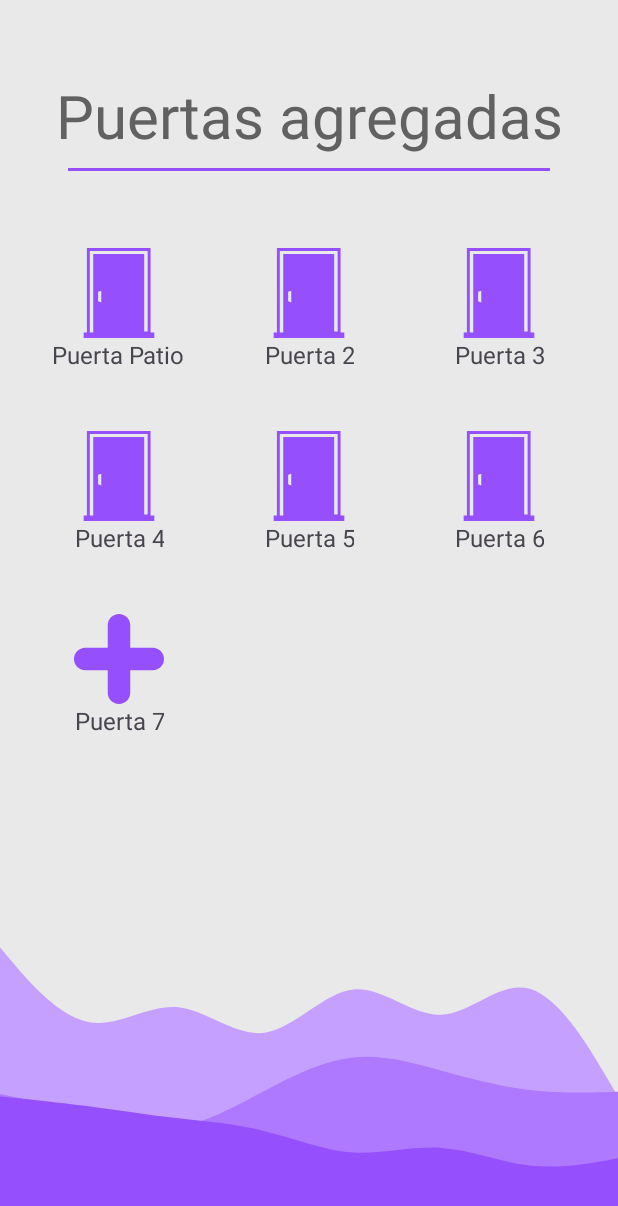
After one commit to Gr4ykt/Eva01_IOT_Rivera_Agurto, an Android app: the layout doors_admin.xml on its own in the app's theme, with its tools: preview values and no code run, on a phone screen of 412 x 824 dp. The commit adds this screen. Shown: the top 1206 px of the screen. Run offline under Robolectric (Android 15) with nearby library versions, the phone set to English and light mode, and no system bars.

Commit message:
Trabajo finalizado

```diff
--- /dev/null
+++ b/app/src/main/res/drawable/door_icon.xml
@@ -0,0 +1,10 @@
+<vector xmlns:android="http://schemas.android.com/apk/res/android"
+    android:width="800dp"
+    android:height="800dp"
+    android:viewportWidth="122.88"
+    android:viewportHeight="122.88">
+  <path
+      android:pathData="M13.22,115.27h4.39L17.61,1.99L17.61,0h1.99h82.93h1.99v1.99v113.28h5.14v7.61L13.22,122.88L13.22,115.27L13.22,115.27zM27.1,8.32L95.02,8.32h0.83v0.83v104.89h4.69L100.54,3.97L21.58,3.97v111.3h4.69L26.27,9.15L26.27,8.32L27.1,8.32L27.1,8.32zM32.97,59.66l4.23,-1.21v15.81l-4.23,-1.53L32.97,59.66L32.97,59.66z"
+      android:fillColor="#954ffd"
+      android:fillType="evenOdd"/>
+</vector>
--- a/app/src/main/res/drawable/pass_field_icon.xml
+++ b/app/src/main/res/drawable/pass_field_icon.xml
@@ -8,6 +8,6 @@
       android:strokeLineJoin="round"
       android:strokeWidth="2"
       android:fillColor="#00000000"
-      android:strokeColor="#000000"
+      android:strokeColor="#954ffd"
       android:strokeLineCap="round"/>
 </vector>
--- /dev/null
+++ b/app/src/main/res/drawable/sum_icon.xml
@@ -0,0 +1,12 @@
+<vector xmlns:android="http://schemas.android.com/apk/res/android"
+    android:width="800dp"
+    android:height="800dp"
+    android:viewportWidth="32"
+    android:viewportHeight="32">
+  <path
+      android:pathData="M28,12L20,12L20,4C20,1.79 18.209,0 16,0C13.791,0 12,1.79 12,4L12,12L4,12C1.791,12 0,13.79 0,16C0,18.21 1.791,20 4,20L12,20L12,28C12,30.21 13.791,32 16,32C18.209,32 20,30.21 20,28L20,20L28,20C30.209,20 32,18.21 32,16C32,13.79 30.209,12 28,12"
+      android:strokeWidth="1"
+      android:fillColor="#954ffd"
+      android:fillType="evenOdd"
+      android:strokeColor="#00000000"/>
+</vector>
--- /dev/null
+++ b/app/src/main/res/layout/doors_admin.xml
@@ -0,0 +1,225 @@
+<!-- ADMINISTRADOR DE PUERTAS -->
+<LinearLayout xmlns:android="http://schemas.android.com/apk/res/android"
+    xmlns:app="http://schemas.android.com/apk/res-auto"
+    xmlns:tools="http://schemas.android.com/tools"
+    android:layout_width="match_parent"
+    android:layout_height="match_parent"
+    android:orientation="vertical"
+    android:weightSum="2"
+    android:background="@drawable/background"
+    tools:context=".MainActivity">
+
+    <LinearLayout
+        android:layout_width="match_parent"
+        android:layout_height="match_parent"
+        android:layout_weight="1"
+        android:layout_marginTop="50dp"
+        android:layout_marginBottom="50dp"
+        android:gravity="start"
+        android:orientation="vertical"
+        tools:ignore="InefficientWeight,UselessParent">
+
+        <!-- Título "puertas agregadas" con línea inferior -->
+        <TextView
+            android:layout_width="match_parent"
+            android:layout_height="wrap_content"
+            android:textAlignment="center"
+            android:text="@string/puertas_agregadas"
+            android:textColor="@color/text"
+            android:textSize="40sp" />
+
+        <View
+            android:layout_width="match_parent"
+            android:layout_height="2dp"
+            android:layout_marginTop="8dp"
+            android:layout_marginBottom="35dp"
+            android:layout_marginEnd="45dp"
+            android:layout_marginStart="45dp"
+            android:background="@color/Purple" />
+
+        <!-- Tabla 3x3 con iconos de puertas y texto -->
+        <GridLayout
+            android:layout_width="match_parent"
+            android:layout_height="wrap_content"
+            android:rowCount="3"
+            android:columnCount="3"
+            android:layout_gravity="center"
+            android:padding="16dp">
+
+            <!-- Fila 1 -->
+            <LinearLayout
+                android:layout_width="0dp"
+                android:contentDescription="TODO"
+                android:importantForAccessibility="no"
+                android:paddingBottom="40dp"
+                android:layout_height="wrap_content"
+                android:orientation="vertical"
+                android:layout_columnWeight="1"
+                android:gravity="center"
+                tools:ignore="HardcodedText,UseCompoundDrawables">
+
+                <ImageView
+                    android:layout_width="60dp"
+                    android:layout_height="60dp"
+                    android:src="@drawable/door_icon"
+                    tools:ignore="ContentDescription" />
+
+                <TextView
+                    android:layout_width="wrap_content"
+                    android:layout_height="wrap_content"
+                    android:text="@string/puerta_patio"
+                    android:textSize="16sp"
+                    android:gravity="center" />
+            </LinearLayout>
+
+            <LinearLayout
+                android:layout_width="0dp"
+                android:layout_height="wrap_content"
+                android:importantForAccessibility="no"
+                android:paddingBottom="40dp"
+                android:orientation="vertical"
+                android:layout_columnWeight="1"
+                android:gravity="center"
+                tools:ignore="UseCompoundDrawables">
+
+                <ImageView
+                    android:layout_width="60dp"
+                    android:layout_height="60dp"
+                    android:src="@drawable/door_icon"
+                    tools:ignore="ContentDescription" />
+
+                <TextView
+                    android:layout_width="wrap_content"
+                    android:layout_height="wrap_content"
+                    android:text="@string/puerta_2"
+                    android:textSize="16sp"
+                    android:gravity="center" />
+            </LinearLayout>
+
+            <LinearLayout
+                android:layout_width="0dp"
+                android:layout_height="wrap_content"
+                android:importantForAccessibility="no"
+                android:paddingBottom="40dp"
+                android:orientation="vertical"
+                android:layout_columnWeight="1"
+                android:gravity="center"
+                tools:ignore="UseCompoundDrawables">
+
+                <ImageView
+                    android:layout_width="60dp"
+                    android:layout_height="60dp"
+                    android:src="@drawable/door_icon"
+                    tools:ignore="ContentDescription" />
+
+                <TextView
+                    android:layout_width="wrap_content"
+                    android:layout_height="wrap_content"
+                    android:text="@string/puerta_3"
+                    android:textSize="16sp"
+                    android:gravity="center" />
+            </LinearLayout>
+
+            <!-- Fila 2 -->
+            <LinearLayout
+                android:layout_width="0dp"
+                android:layout_height="wrap_content"
+                android:importantForAccessibility="no"
+                android:paddingBottom="40dp"
+                android:orientation="vertical"
+                android:layout_columnWeight="1"
+                android:gravity="center"
+                tools:ignore="UseCompoundDrawables">
+
+                <ImageView
+                    android:layout_width="60dp"
+                    android:layout_height="60dp"
+                    android:src="@drawable/door_icon"
+                    tools:ignore="ContentDescription" />
+
+                <TextView
+                    android:layout_width="wrap_content"
+                    android:layout_height="wrap_content"
+                    android:text="@string/puerta_4"
+                    android:textSize="16sp"
+                    android:gravity="center" />
+            </LinearLayout>
+
+            <LinearLayout
+                android:layout_width="0dp"
+                android:layout_height="wrap_content"
+                android:importantForAccessibility="no"
+                android:paddingBottom="40dp"
+                android:orientation="vertical"
+                android:layout_columnWeight="1"
+                android:gravity="center"
+                tools:ignore="UseCompoundDrawables">
+
+                <ImageView
+                    android:layout_width="60dp"
+                    android:layout_height="60dp"
+                    android:src="@drawable/door_icon"
+                    tools:ignore="ContentDescription" />
+
+                <TextView
+                    android:layout_width="wrap_content"
+                    android:layout_height="wrap_content"
+                    android:text="@string/puerta_5"
+                    android:textSize="16sp"
+                    android:gravity="center" />
+            </LinearLayout>
+
+            <LinearLayout
+                android:layout_width="0dp"
+                android:layout_height="wrap_content"
+                android:importantForAccessibility="no"
+                android:paddingBottom="40dp"
+                android:orientation="vertical"
+                android:layout_columnWeight="1"
+                android:gravity="center"
+                tools:ignore="UseCompoundDrawables">
+
+                <ImageView
+                    android:layout_width="60dp"
+                    android:layout_height="60dp"
+                    android:importantForAccessibility="no"
+                    android:src="@drawable/door_icon" />
+
+                <TextView
+                    android:layout_width="wrap_content"
+                    android:layout_height="wrap_content"
+                    android:text="@string/puerta_6"
+                    android:textSize="16sp"
+                    android:gravity="center" />
+            </LinearLayout>
+
+            <!-- Fila 3 -->
+            <LinearLayout
+                android:layout_width="0dp"
+                android:layout_height="wrap_content"
+                android:paddingBottom="40dp"
+                android:orientation="vertical"
+                android:layout_columnWeight="1"
+                android:gravity="center"
+                tools:ignore="UseCompoundDrawables">
+
+                <ImageView
+                    android:layout_width="60dp"
+                    android:layout_height="60dp"
+                    android:importantForAccessibility="no"
+                    android:src="@drawable/sum_icon" />
+
+                <TextView
+                    android:layout_width="wrap_content"
+                    android:layout_height="wrap_content"
+                    android:text="@string/puerta_7"
+                    android:textSize="16sp"
+                    android:gravity="center" />
+            </LinearLayout>
+
+
+        </GridLayout>
+
+    </LinearLayout>
+
+</LinearLayout>
--- a/app/src/main/res/values/colors.xml
+++ b/app/src/main/res/values/colors.xml
@@ -4,9 +4,11 @@
     <color name="white">#FFFFFFFF</color>
 
     <!-- COLOR TEXTO -->
-    <color name="text">#C6A0FF</color>
+    <color name="text">#616161</color>
 
     <!-- BACKGROUND 2 -->
     <color name="background2">#dbdbdb</color>
 
+
+    <color name="Purple">#954ffd</color>
 </resources>
--- a/app/src/main/res/values/strings.xml
+++ b/app/src/main/res/values/strings.xml
@@ -1,7 +1,16 @@
 <resources>
     <string name="app_name">Evaluacion1_IOT_Rivera_Agurto</string>
-    <string name="usuario">usuario</string>
+    <string name="usuario">Usuario</string>
     <string name="iniciar_sesi_n">Iniciar Sesión</string>
     <string name="app_icon">APP_ICON</string>
     <string name="contrase_a">Contraseña</string>
+    <string name="puertas_agregadas">Puertas agregadas</string>
+    <string name="puerta_patio">Puerta Patio</string>
+    <string name="puerta_2">Puerta 2</string>
+    <string name="puerta_3">Puerta 3</string>
+    <string name="puerta_4">Puerta 4</string>
+    <string name="puerta_5">Puerta 5</string>
+    <string name="puerta_6">Puerta 6</string>
+    <string name="puerta_7">Puerta 7</string>
+    <string name="atras_text">Atrás</string>
 </resources>
```
Also changed, not shown: app/src/main/res/drawable/arrow_atras.xml (added, +9 -0 lines), app/src/main/res/drawable/clock_history.xml (renamed from app/src/main/res/drawable/login_field_user.xml, +4 -4 lines), app/src/main/res/drawable/door_detail.xml (added, +10 -0 lines), app/src/main/res/drawable/edit_icon.xml (added, +17 -0 lines), app/src/main/res/layout/activity_main.xml (+4 -3 lines), app/src/main/res/layout/detail_door.xml (added, +118 -0 lines).
